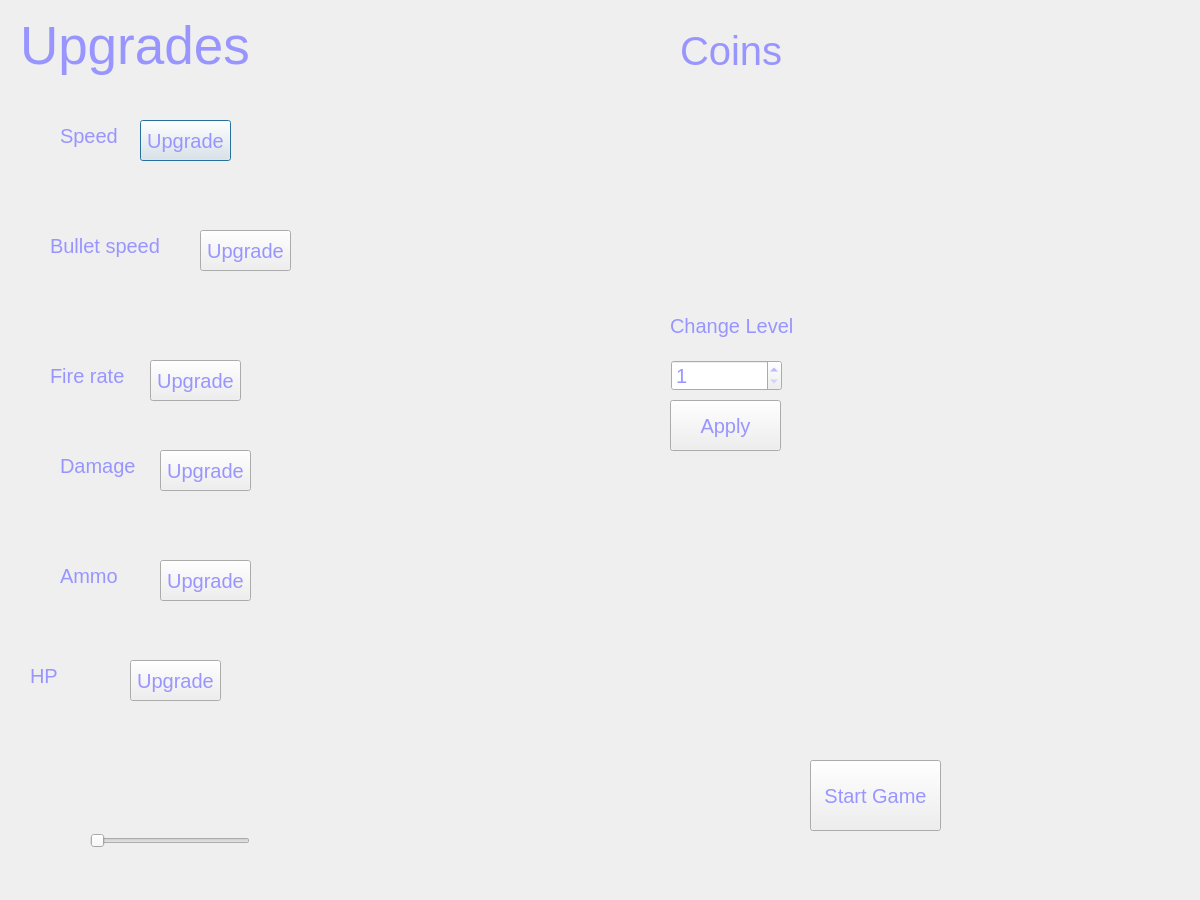
Old version of the form launcher.ui in the repository MCTH2065/Warriors_Of_The_Galaxy.
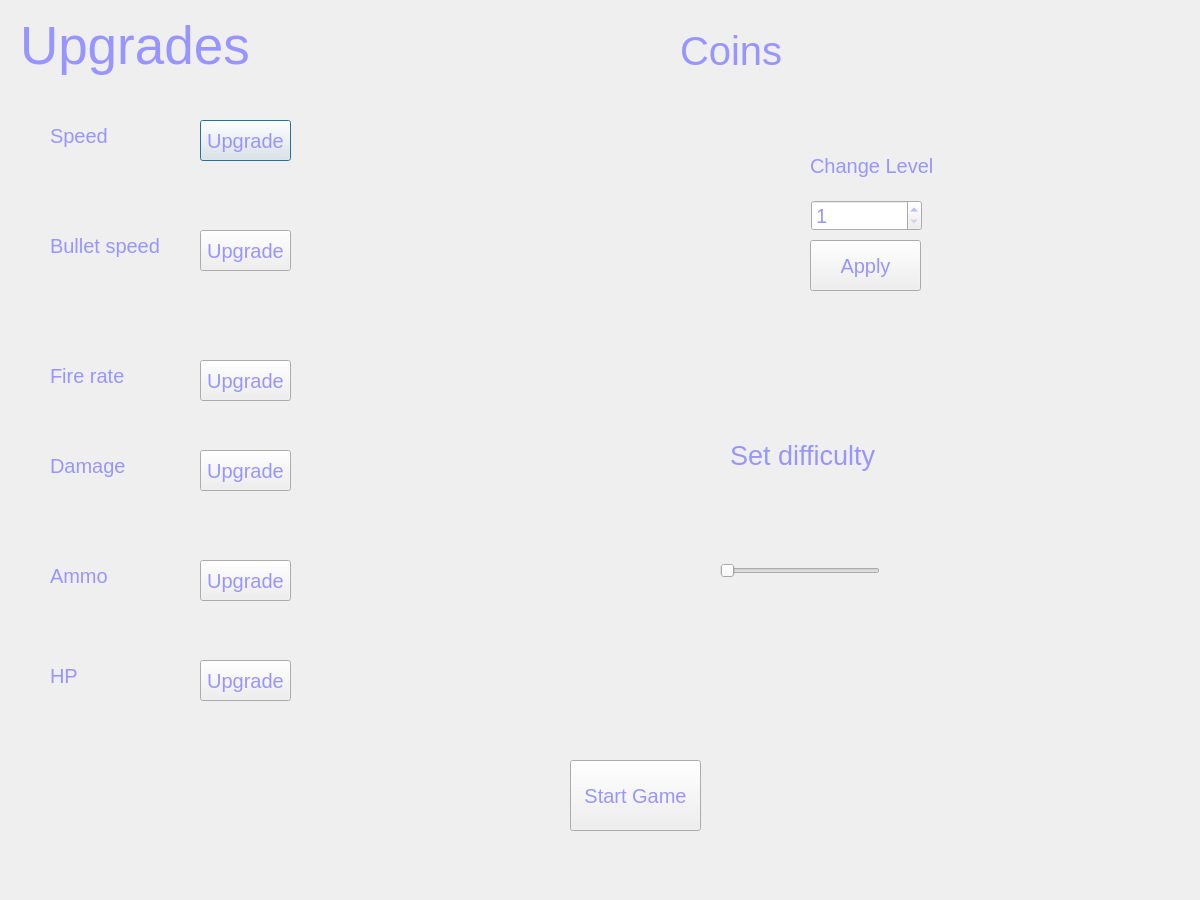
New version of the form.

Commit message: new data storange and some view fixes in launcher

Diff of the .ui file:
```diff
--- a/launcher.ui
+++ b/launcher.ui
@@ -45,7 +45,7 @@
   <widget class="QLabel" name="label_2">
    <property name="geometry">
     <rect>
-     <x>60</x>
+     <x>50</x>
      <y>120</y>
      <width>71</width>
      <height>31</height>
@@ -58,7 +58,7 @@
   <widget class="QPushButton" name="speedup">
    <property name="geometry">
     <rect>
-     <x>140</x>
+     <x>200</x>
      <y>120</y>
      <width>91</width>
      <height>41</height>
@@ -71,7 +71,7 @@
   <widget class="QLabel" name="speedprice">
    <property name="geometry">
     <rect>
-     <x>260</x>
+     <x>400</x>
      <y>120</y>
      <width>101</width>
      <height>31</height>
@@ -86,7 +86,7 @@
     <rect>
      <x>50</x>
      <y>230</y>
-     <width>131</width>
+     <width>121</width>
      <height>31</height>
     </rect>
    </property>
@@ -110,7 +110,7 @@
   <widget class="QLabel" name="bulletspeedprice">
    <property name="geometry">
     <rect>
-     <x>310</x>
+     <x>400</x>
      <y>230</y>
      <width>101</width>
      <height>31</height>
@@ -123,7 +123,7 @@
   <widget class="QPushButton" name="start">
    <property name="geometry">
     <rect>
-     <x>810</x>
+     <x>570</x>
      <y>760</y>
      <width>131</width>
      <height>71</height>
@@ -142,7 +142,7 @@
   <widget class="QLabel" name="rateupgradeprice">
    <property name="geometry">
     <rect>
-     <x>270</x>
+     <x>400</x>
      <y>370</y>
      <width>101</width>
      <height>31</height>
@@ -155,7 +155,7 @@
   <widget class="QPushButton" name="ratespeedup">
    <property name="geometry">
     <rect>
-     <x>150</x>
+     <x>200</x>
      <y>360</y>
      <width>91</width>
      <height>41</height>
@@ -181,8 +181,8 @@
   <widget class="QSlider" name="setlevel">
    <property name="geometry">
     <rect>
-     <x>90</x>
-     <y>830</y>
+     <x>720</x>
+     <y>560</y>
      <width>160</width>
      <height>22</height>
     </rect>
@@ -194,8 +194,8 @@
   <widget class="QLabel" name="level">
    <property name="geometry">
     <rect>
-     <x>100</x>
-     <y>770</y>
+     <x>700</x>
+     <y>500</y>
      <width>231</width>
      <height>21</height>
     </rect>
@@ -209,7 +209,7 @@
     <rect>
      <x>680</x>
      <y>20</y>
-     <width>221</width>
+     <width>321</width>
      <height>61</height>
     </rect>
    </property>
@@ -225,7 +225,7 @@
   <widget class="QLabel" name="label_5">
    <property name="geometry">
     <rect>
-     <x>60</x>
+     <x>50</x>
      <y>450</y>
      <width>91</width>
      <height>31</height>
@@ -243,7 +243,7 @@
   <widget class="QPushButton" name="damageup">
    <property name="geometry">
     <rect>
-     <x>160</x>
+     <x>200</x>
      <y>450</y>
      <width>91</width>
      <height>41</height>
@@ -261,7 +261,7 @@
   <widget class="QLabel" name="dmgprice">
    <property name="geometry">
     <rect>
-     <x>280</x>
+     <x>400</x>
      <y>460</y>
      <width>101</width>
      <height>31</height>
@@ -279,7 +279,7 @@
   <widget class="QLabel" name="label_6">
    <property name="geometry">
     <rect>
-     <x>60</x>
+     <x>50</x>
      <y>560</y>
      <width>91</width>
      <height>31</height>
@@ -297,7 +297,7 @@
   <widget class="QPushButton" name="ammoup">
    <property name="geometry">
     <rect>
-     <x>160</x>
+     <x>200</x>
      <y>560</y>
      <width>91</width>
      <height>41</height>
@@ -315,7 +315,7 @@
   <widget class="QLabel" name="ammoprice">
    <property name="geometry">
     <rect>
-     <x>280</x>
+     <x>400</x>
      <y>570</y>
      <width>101</width>
      <height>31</height>
@@ -333,7 +333,7 @@
   <widget class="QPushButton" name="hpup">
    <property name="geometry">
     <rect>
-     <x>130</x>
+     <x>200</x>
      <y>660</y>
      <width>91</width>
      <height>41</height>
@@ -351,7 +351,7 @@
   <widget class="QLabel" name="hpprice">
    <property name="geometry">
     <rect>
-     <x>250</x>
+     <x>400</x>
      <y>670</y>
      <width>101</width>
      <height>31</height>
@@ -369,7 +369,7 @@
   <widget class="QLabel" name="label_7">
    <property name="geometry">
     <rect>
-     <x>30</x>
+     <x>50</x>
      <y>660</y>
      <width>91</width>
      <height>31</height>
@@ -387,8 +387,8 @@
   <widget class="QSpinBox" name="leveleditor">
    <property name="geometry">
     <rect>
-     <x>671</x>
-     <y>360</y>
+     <x>811</x>
+     <y>200</y>
      <width>111</width>
      <height>31</height>
     </rect>
@@ -408,8 +408,8 @@
   <widget class="QPushButton" name="editlevel">
    <property name="geometry">
     <rect>
-     <x>670</x>
-     <y>400</y>
+     <x>810</x>
+     <y>240</y>
      <width>111</width>
      <height>51</height>
     </rect>
@@ -426,8 +426,8 @@
   <widget class="QLabel" name="label_8">
    <property name="geometry">
     <rect>
-     <x>670</x>
-     <y>310</y>
+     <x>810</x>
+     <y>150</y>
      <width>131</width>
      <height>31</height>
     </rect>
@@ -441,6 +441,24 @@
     <string>Change Level</string>
    </property>
   </widget>
+  <widget class="QLabel" name="label_9">
+   <property name="geometry">
+    <rect>
+     <x>730</x>
+     <y>440</y>
+     <width>151</width>
+     <height>31</height>
+    </rect>
+   </property>
+   <property name="font">
+    <font>
+     <pointsize>20</pointsize>
+    </font>
+   </property>
+   <property name="text">
+    <string>Set difficulty</string>
+   </property>
+  </widget>
  </widget>
  <resources/>
  <connections/>
```
The commit also changes 14 other files.
